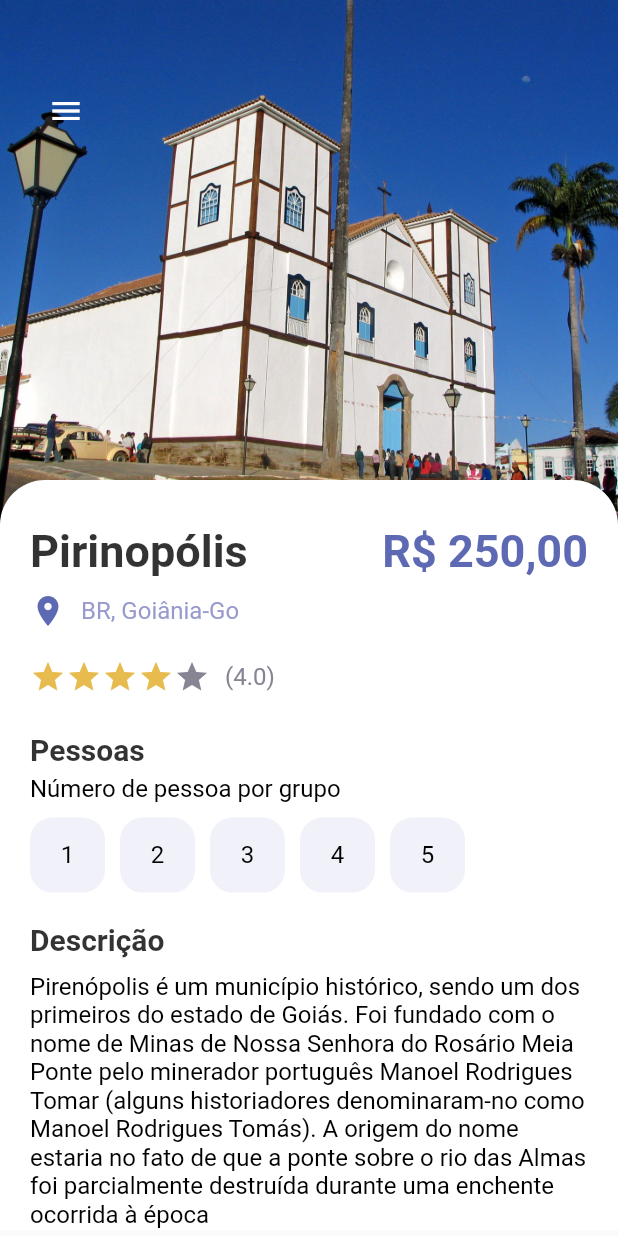
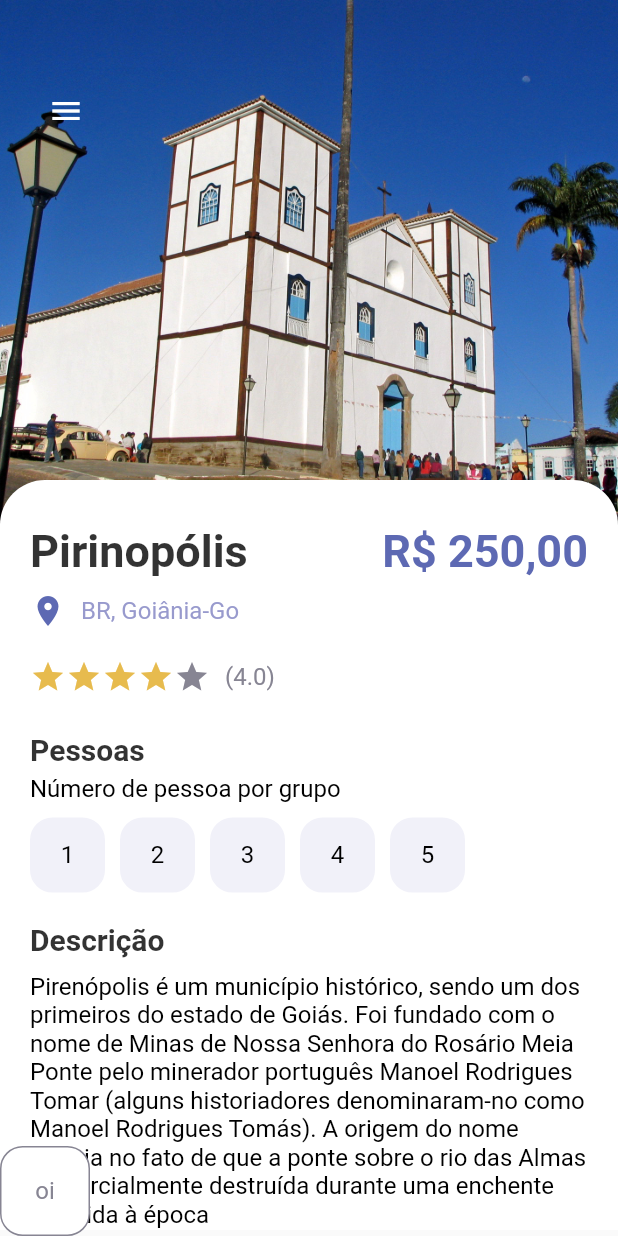
Before and after one commit to emilson-silva/flutter_cubit, a Flutter app: the screen it shows after launch, on a phone screen of 412 x 824 dp. Run offline on Flutter 3.47's test engine with Material 2 defaults, Android fonts, the light colour scheme and no system bars.

Commit message:
Ajustes deteils

```diff
--- a/lib/pages/detail_page.dart
+++ b/lib/pages/detail_page.dart
@@ -159,10 +159,24 @@ class _DetailPageState extends State<DetailPage> {
                           "Pirenópolis é um município histórico, sendo um dos primeiros do estado de Goiás. Foi fundado com o nome de Minas de Nossa Senhora do Rosário Meia Ponte pelo minerador português Manoel Rodrigues Tomar (alguns historiadores denominaram-no como Manoel Rodrigues Tomás). A origem do nome estaria no fato de que a ponte sobre o rio das Almas foi parcialmente destruída durante uma enchente ocorrida à época",
                       color: AppColors.mainTextColor,
                     ),
+                    const SizedBox(height: 20),
                   ],
                 ),
               ),
             ),
+            Positioned(
+              bottom: 0,
+              child: Row(
+                children: [
+                  AppButtons(
+                    color: AppColors.textColor2,
+                    backgroundColor: Colors.white,
+                    borderColor: AppColors.textColor2,
+                    size: 60,
+                  ),
+                ],
+              ),
+            )
           ],
         ),
       ),
```
